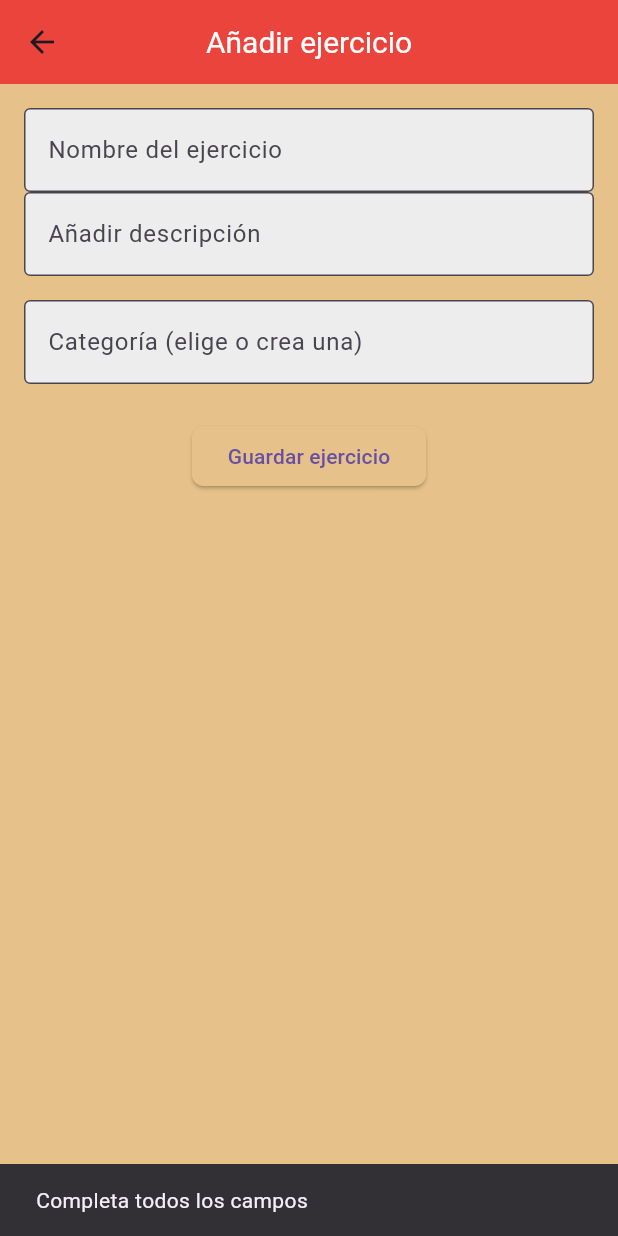
After one commit to marwix127/business_ia, a Flutter app: the AddExercisePage screen opened by its route, after a tap on "Guardar ejercicio", on a phone screen of 412 x 824 dp. The commit adds this screen. Run offline on Flutter 3.47's test engine with Material 3 defaults, Android fonts, the phone set to English and light mode, and no system bars; our stand-ins replace cloud_firestore, firebase_auth, firebase_core, fl_chart, go_router; accounts and stored records are empty.

Commit message:
add_exercise

```diff
--- /dev/null
+++ b/lib/UI/pages/add_exercise_page.dart
@@ -0,0 +1,128 @@
+import 'package:flutter/material.dart';
+import 'package:business_ia/infrastructure/services/firebase/exercises_service.dart';
+import 'package:go_router/go_router.dart';
+
+class AddExercisePage extends StatefulWidget {
+  const AddExercisePage({super.key});
+
+  @override
+  State<AddExercisePage> createState() => _AddExercisePageState();
+}
+
+class _AddExercisePageState extends State<AddExercisePage> {
+  final TextEditingController _nameController = TextEditingController();
+  final TextEditingController _categoryController = TextEditingController();
+  final TextEditingController _descriptionController = TextEditingController();
+  List<String> _categories = [];
+  bool _loading = true;
+
+  @override
+  void initState() {
+    super.initState();
+    _loadCategories();
+  }
+
+  Future<void> _loadCategories() async {
+    final cats = await EjercicioService().obtenerCategoriasUnicas();
+    setState(() {
+      _categories = cats;
+      _loading = false;
+    });
+  }
+
+  @override
+  Widget build(BuildContext context) {
+    return Scaffold(
+      appBar: AppBar(
+        title: const Text('Añadir ejercicio'),
+        leading: IconButton(
+          icon: const Icon(Icons.arrow_back),
+          onPressed: () => context.pop(),
+        ),
+      ),
+      body: _loading
+          ? const Center(child: CircularProgressIndicator())
+          : Padding(
+              padding: const EdgeInsets.all(16),
+              child: Column(
+                children: [
+                  TextField(
+                    controller: _nameController,
+                    decoration: const InputDecoration(
+                      labelText: 'Nombre del ejercicio',
+                      border: OutlineInputBorder(),
+                    ),
+                  ),
+                  TextField(
+                    controller: _descriptionController,
+                    decoration: const InputDecoration(
+                      labelText: 'Añadir descripción',
+                      border: OutlineInputBorder(),
+                    ),
+                  ),
+                  const SizedBox(height: 16),
+                  Autocomplete<String>(
+                    optionsBuilder: (TextEditingValue textEditingValue) {
+                      if (textEditingValue.text.isEmpty) {
+                        return _categories;
+                      }
+                      return _categories.where((String option) {
+                        return option.toLowerCase().startsWith(
+                          textEditingValue.text.toLowerCase(),
+                        );
+                      });
+                    },
+                    onSelected: (String selection) {
+                      _categoryController.text = selection;
+                    },
+                    fieldViewBuilder:
+                        (context, controller, focusNode, onEditingComplete) {
+                          return TextField(
+                            controller: controller,
+                            focusNode: focusNode,
+                            decoration: const InputDecoration(
+                              labelText: 'Categoría (elige o crea una)',
+                              border: OutlineInputBorder(),
+                            ),
+                            onEditingComplete: onEditingComplete,
+                            onChanged: (value) {
+                              _categoryController.text = value;
+                            },
+                          );
+                        },
+                  ),
+                  const SizedBox(height: 24),
+                  ElevatedButton(
+                    onPressed: () async {
+                      final name = _nameController.text.trim();
+                      final description = _descriptionController.text.trim();
+                      final category =
+                          _categoryController.text.trim().isNotEmpty
+                          ? _categoryController.text.trim()
+                          : _nameController.text.trim();
+
+                      if (name.isEmpty ||
+                          category.isEmpty ||
+                          description.isEmpty) {
+                        ScaffoldMessenger.of(context).showSnackBar(
+                          const SnackBar(
+                            content: Text('Completa todos los campos'),
+                          ),
+                        );
+                        return;
+                      }
+                      await EjercicioService().agregarEjercicioPersonalizado({
+                        'nombre': name,
+                        'descripcion': description,
+                        'categoria': category,
+                      });
+                      context.pop();
+                    },
+                    child: const Text('Guardar ejercicio'),
+                  ),
+                ],
+              ),
+            ),
+    );
+  }
+}
--- a/lib/UI/pages/training_history_page.dart
+++ b/lib/UI/pages/training_history_page.dart
@@ -1,4 +1,3 @@
-import 'package:business_ia/UI/pages/training_detail_page.dart';
 import 'package:business_ia/models/training.dart';
 import 'package:business_ia/infrastructure/services/firebase/training_service.dart';
 import 'package:flutter/material.dart';
--- a/lib/infrastructure/services/firebase/exercises_service.dart
+++ b/lib/infrastructure/services/firebase/exercises_service.dart
@@ -50,4 +50,17 @@ class EjercicioService {
       };
     }).toList();
   }
+
+  Future<void> agregarEjercicioPersonalizado(
+    Map<String, dynamic> ejercicio,
+  ) async {
+    await _db.collection('ejercicios2').add({
+      ...ejercicio,
+      'esPersonalizado': true,
+    });
+  }
+
+  Future<void> eliminarEjercicio(String id) async {
+    await _db.collection('ejercicios2').doc(id).delete();
+  }
 }
--- a/lib/main.dart
+++ b/lib/main.dart
@@ -9,8 +9,10 @@ import 'infrastructure/services/firebase/exercises_service.dart';
 
 void main() async {
   WidgetsFlutterBinding.ensureInitialized();
-  await Firebase.initializeApp(options: DefaultFirebaseOptions.currentPlatform);
-
+  await Firebase.initializeApp(
+    name: "dev project",
+    options: DefaultFirebaseOptions.currentPlatform,
+  );
   final authState = AuthStateNotifier();
   router = createRouter(authState);
 
--- a/lib/router.dart
+++ b/lib/router.dart
@@ -1,3 +1,4 @@
+import 'package:business_ia/UI/pages/add_exercise_page.dart';
 import 'package:business_ia/UI/pages/training_detail_page.dart';
 import 'package:business_ia/UI/widgets/main_scaffold.dart';
 import 'package:business_ia/models/training.dart';
@@ -55,6 +56,10 @@ GoRouter createRouter(AuthStateNotifier authState) {
           return TrainingDetailPage(training: training);
         },
       ),
+      GoRoute(
+        path: '/add-exercise',
+        builder: (context, state) => const AddExercisePage(),
+      ),
 
       ShellRoute(
         builder: (context, state, child) {
```
Also changed, not shown: lib/UI/widgets/main_scaffold.dart (+8 -3 lines).
